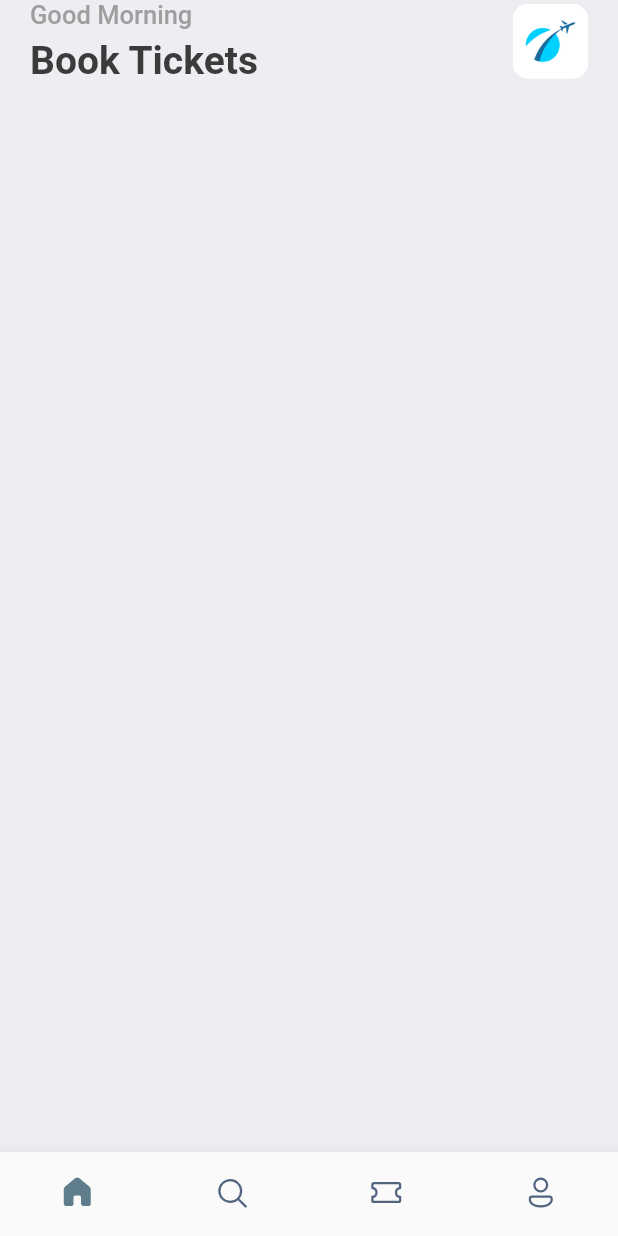
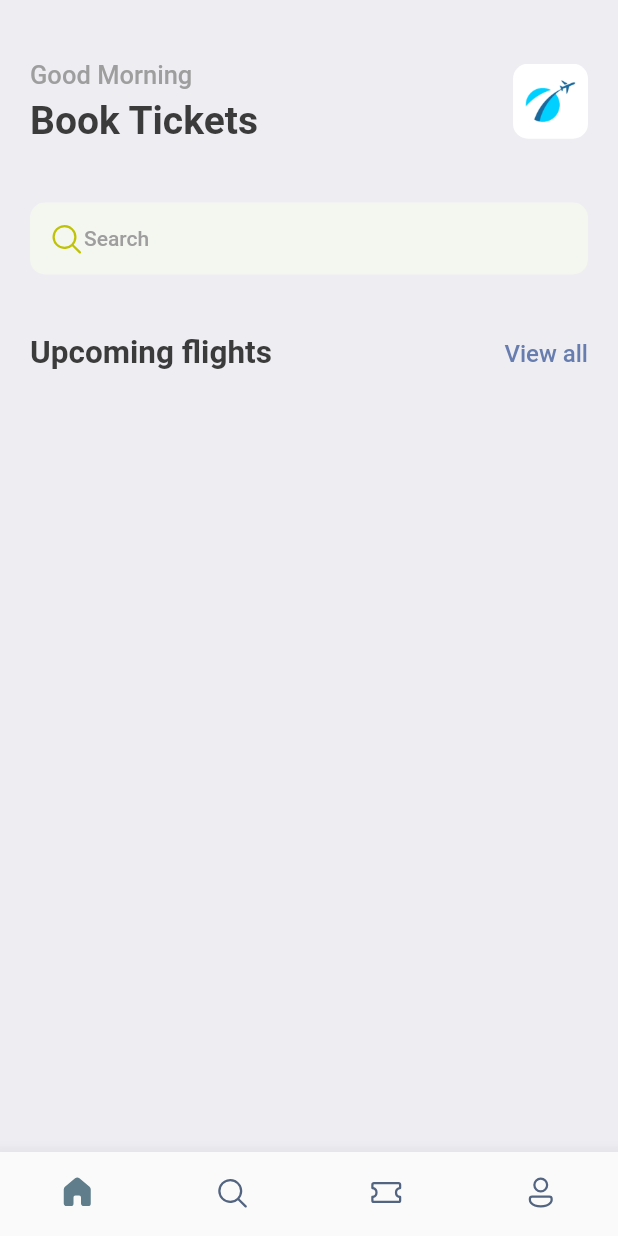
Before and after one commit to JAM5BOCsAdi/booking, a Flutter app: the screen it shows after launch, on a phone screen of 412 x 824 dp. Run offline on Flutter 3.47's test engine with Material 2 defaults, Android fonts, the phone set to English and light mode, and no system bars; our stand-ins replace fluentui_icons, gap.

Commit message:
1:37:17 { Header ( Search bar, Upcoming flights) }

```diff
--- a/lib/screens/home_screen.dart
+++ b/lib/screens/home_screen.dart
@@ -1,5 +1,7 @@
 import 'package:booking/utils/app_styles.dart';
+import 'package:fluentui_icons/fluentui_icons.dart';
 import 'package:flutter/material.dart';
+import 'package:gap/gap.dart';
 
 class HomeScreen extends StatelessWidget {
   const HomeScreen({Key? key}) : super(key: key);
@@ -14,6 +16,7 @@ class HomeScreen extends StatelessWidget {
             padding: const EdgeInsets.symmetric(horizontal: 20.0),
             child: Column(
               children: [
+                const Gap(40),
                 Row(
                   mainAxisAlignment: MainAxisAlignment.spaceBetween,
                   children: [
@@ -24,9 +27,7 @@ class HomeScreen extends StatelessWidget {
                           "Good Morning",
                           style: Styles.headLineStyle3,
                         ),
-                        const SizedBox(
-                          height: 5.0,
-                        ),
+                        const Gap(5),
                         Text(
                           "Book Tickets",
                           style: Styles.headLineStyle1,
@@ -46,6 +47,47 @@ class HomeScreen extends StatelessWidget {
                     ),
                   ],
                 ),
+                const Gap(40),
+                Container(
+                  decoration: BoxDecoration(
+                    borderRadius: BorderRadius.circular(10.0),
+                    color: const Color(0xFFF4F6F0),
+                  ),
+                  padding: const EdgeInsets.all(12.0),
+                  child: Row(
+                    children: [
+                      const Icon(
+                        FluentSystemIcons.ic_fluent_search_regular,
+                        color: Color(0xFFBFC205),
+                      ),
+                      Text(
+                        "Search",
+                        style: Styles.headLineStyle4,
+                      ),
+                    ],
+                  ),
+                ),
+                const Gap(40),
+                Row(
+                  mainAxisAlignment: MainAxisAlignment.spaceBetween,
+                  children: [
+                    Text(
+                      "Upcoming flights",
+                      style: Styles.headLineStyle2,
+                    ),
+                    InkWell(
+                      onTap: () {
+                        print("You are tapped");
+                      },
+                      child: Text(
+                        "View all",
+                        style: Styles.textStyle.copyWith(
+                          color: Styles.primaryColor,
+                        ),
+                      ),
+                    )
+                  ],
+                ),
               ],
             ),
           ),
```
